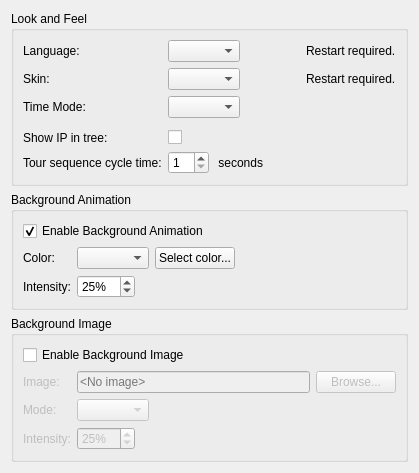
This is client/src/ui/widgets/settings/look_and_feel_preferences_widget.ui in networkoptix/nx_open as Qt 5 draws it before an edit. The edited form follows.
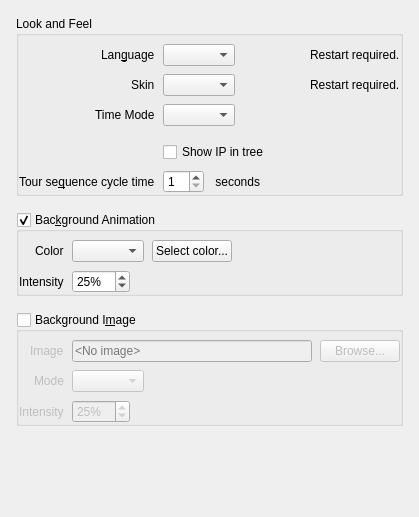
This is the edited form. Custom widgets are drawn as their Qt base class.

The edit to the form file:
```diff
--- a/client/src/ui/widgets/settings/look_and_feel_preferences_widget.ui
+++ b/client/src/ui/widgets/settings/look_and_feel_preferences_widget.ui
@@ -7,80 +7,99 @@
     <x>0</x>
     <y>0</y>
     <width>419</width>
-    <height>472</height>
+    <height>517</height>
    </rect>
   </property>
   <property name="windowTitle">
    <string/>
   </property>
   <layout class="QVBoxLayout" name="verticalLayout_3">
+   <property name="spacing">
+    <number>16</number>
+   </property>
+   <property name="leftMargin">
+    <number>16</number>
+   </property>
+   <property name="topMargin">
+    <number>16</number>
+   </property>
+   <property name="rightMargin">
+    <number>16</number>
+   </property>
+   <property name="bottomMargin">
+    <number>0</number>
+   </property>
    <item>
     <widget class="QGroupBox" name="lookAndFeelGroupBox">
      <property name="title">
       <string>Look and Feel</string>
      </property>
-     <layout class="QGridLayout" name="gridLayout">
-      <item row="2" column="1">
-       <layout class="QHBoxLayout" name="horizontalLayout_6">
-        <item>
-         <widget class="QComboBox" name="timeModeComboBox"/>
-        </item>
-        <item>
-         <spacer name="horizontalSpacer">
-          <property name="orientation">
-           <enum>Qt::Horizontal</enum>
-          </property>
-          <property name="sizeHint" stdset="0">
-           <size>
-            <width>40</width>
-            <height>20</height>
-           </size>
-          </property>
-         </spacer>
-        </item>
-       </layout>
-      </item>
-      <item row="2" column="0">
-       <widget class="QLabel" name="timeModeLabel">
-        <property name="text">
-         <string>Time Mode:</string>
-        </property>
-       </widget>
-      </item>
+     <property name="flat">
+      <bool>true</bool>
+     </property>
+     <layout class="QFormLayout" name="formLayout">
+      <property name="labelAlignment">
+       <set>Qt::AlignRight|Qt::AlignTrailing|Qt::AlignVCenter</set>
+      </property>
+      <property name="horizontalSpacing">
+       <number>8</number>
+      </property>
+      <property name="verticalSpacing">
+       <number>8</number>
+      </property>
+      <property name="leftMargin">
+       <number>0</number>
+      </property>
+      <property name="topMargin">
+       <number>8</number>
+      </property>
+      <property name="rightMargin">
+       <number>0</number>
+      </property>
+      <property name="bottomMargin">
+       <number>0</number>
+      </property>
       <item row="0" column="0">
        <widget class="QLabel" name="languageLabel">
         <property name="text">
-         <string>Language:</string>
+         <string>Lan&amp;guage</string>
         </property>
         <property name="buddy">
          <cstring>languageComboBox</cstring>
         </property>
        </widget>
       </item>
-      <item row="4" column="0">
-       <widget class="QLabel" name="showIpInTreeLabel">
+      <item row="0" column="1">
+       <layout class="QHBoxLayout" name="horizontalLayout_7">
+        <item>
+         <widget class="QComboBox" name="languageComboBox"/>
+        </item>
+        <item>
+         <spacer name="horizontalSpacer_3">
+          <property name="orientation">
+           <enum>Qt::Horizontal</enum>
+          </property>
+          <property name="sizeHint" stdset="0">
+           <size>
+            <width>40</width>
+            <height>20</height>
+           </size>
+          </property>
+         </spacer>
+        </item>
+        <item>
+         <widget class="QLabel" name="languageWarningLabel">
         <property name="text">
-         <string>Show IP in tree:</string>
-        </property>
-        <property name="buddy">
-         <cstring>showIpInTreeCheckBox</cstring>
-        </property>
-       </widget>
+           <string>Restart required.</string>
+          </property>
+         </widget>
+        </item>
+       </layout>
       </item>
       <item row="1" column="0">
        <widget class="QLabel" name="skinLabel">
         <property name="text">
-         <string>Skin:</string>
-        </property>
-       </widget>
-      </item>
-      <item row="5" column="0">
-       <widget class="QLabel" name="tourCycleTimeLabel">
-        <property name="text">
-         <string>Tour sequence cycle time:</string>
-        </property>
-        <property name="buddy">
-         <cstring>tourCycleTimeSpinBox</cstring>
+         <string>Skin</string>
         </property>
        </widget>
       </item>
@@ -111,6 +130,53 @@
         </item>
        </layout>
       </item>
+      <item row="2" column="0">
+       <widget class="QLabel" name="timeModeLabel">
+        <property name="text">
+         <string>Time Mode</string>
+        </property>
+       </widget>
+      </item>
+      <item row="2" column="1">
+       <layout class="QHBoxLayout" name="horizontalLayout_6">
+        <item>
+         <widget class="QComboBox" name="timeModeComboBox"/>
+        </item>
+        <item>
+         <spacer name="horizontalSpacer">
+          <property name="orientation">
+           <enum>Qt::Horizontal</enum>
+          </property>
+          <property name="sizeHint" stdset="0">
+           <size>
+            <width>40</width>
+            <height>20</height>
+           </size>
+          </property>
+         </spacer>
+        </item>
+       </layout>
+      </item>
+      <item row="3" column="1">
+       <widget class="QnWordWrappedLabel" name="timeModeWarningLabel" native="true"/>
+      </item>
+      <item row="4" column="1">
+       <widget class="QCheckBox" name="showIpInTreeCheckBox">
+        <property name="text">
+         <string>Show IP in tree</string>
+        </property>
+       </widget>
+      </item>
+      <item row="5" column="0">
+       <widget class="QLabel" name="tourCycleTimeLabel">
+        <property name="text">
+         <string>Tour se&amp;quence cycle time</string>
+        </property>
+        <property name="buddy">
+         <cstring>tourCycleTimeSpinBox</cstring>
+        </property>
+       </widget>
+      </item>
       <item row="5" column="1">
        <layout class="QHBoxLayout" name="horizontalLayout_4" stretch="0,1">
         <item>
@@ -129,70 +195,35 @@
         </item>
        </layout>
       </item>
-      <item row="0" column="1">
-       <layout class="QHBoxLayout" name="horizontalLayout_7">
-        <item>
-         <widget class="QComboBox" name="languageComboBox"/>
-        </item>
-        <item>
-         <spacer name="horizontalSpacer_3">
-          <property name="orientation">
-           <enum>Qt::Horizontal</enum>
-          </property>
-          <property name="sizeHint" stdset="0">
-           <size>
-            <width>40</width>
-            <height>20</height>
-           </size>
-          </property>
-         </spacer>
-        </item>
-        <item>
-         <widget class="QLabel" name="languageWarningLabel">
-          <property name="text">
-           <string>Restart required.</string>
-          </property>
-         </widget>
-        </item>
-       </layout>
-      </item>
-      <item row="4" column="1">
-       <widget class="QCheckBox" name="showIpInTreeCheckBox">
-        <property name="text">
-         <string/>
-        </property>
-       </widget>
-      </item>
-      <item row="3" column="1">
-       <widget class="QnWordWrappedLabel" name="timeModeWarningLabel" native="true"/>
-      </item>
      </layout>
     </widget>
    </item>
    <item>
     <widget class="QGroupBox" name="animationGroupBox">
      <property name="title">
-      <string>Background Animation</string>
+      <string>Bac&amp;kground Animation</string>
      </property>
-     <layout class="QVBoxLayout" name="verticalLayout">
-      <item>
-       <widget class="QCheckBox" name="animationEnabledCheckBox">
-        <property name="text">
-         <string>Enable Background Animation</string>
-        </property>
-        <property name="checked">
+     <property name="flat">
+      <bool>true</bool>
+     </property>
+     <property name="checkable">
          <bool>true</bool>
         </property>
-       </widget>
-      </item>
-      <item>
-       <widget class="QWidget" name="animationWidget" native="true">
-        <layout class="QGridLayout" name="gridLayout_4">
+     <layout class="QFormLayout" name="formLayout_2">
+      <property name="labelAlignment">
+       <set>Qt::AlignRight|Qt::AlignTrailing|Qt::AlignVCenter</set>
+      </property>
+      <property name="horizontalSpacing">
+       <number>8</number>
+      </property>
+      <property name="verticalSpacing">
+       <number>8</number>
+      </property>
          <property name="leftMargin">
           <number>0</number>
          </property>
          <property name="topMargin">
-          <number>0</number>
+       <number>8</number>
          </property>
          <property name="rightMargin">
           <number>0</number>
@@ -203,7 +234,7 @@
          <item row="0" column="0">
           <widget class="QLabel" name="animationColorLabel">
            <property name="text">
-            <string>Color:</string>
+         <string>Color</string>
            </property>
           </widget>
          </item>
@@ -237,7 +268,7 @@
          <item row="1" column="0">
           <widget class="QLabel" name="animationOpacityLabel">
            <property name="text">
-            <string>Intensity:</string>
+         <string>Intensity</string>
            </property>
           </widget>
          </item>
@@ -277,33 +308,35 @@
         </layout>
        </widget>
       </item>
-     </layout>
-    </widget>
-   </item>
    <item>
     <widget class="QGroupBox" name="imageGroupBox">
      <property name="title">
-      <string>Background Image</string>
+      <string>Background I&amp;mage</string>
      </property>
-     <layout class="QVBoxLayout" name="verticalLayout_2">
-      <item>
-       <widget class="QCheckBox" name="imageEnabledCheckBox">
-        <property name="text">
-         <string>Enable Background Image</string>
-        </property>
-       </widget>
-      </item>
-      <item>
-       <widget class="QWidget" name="imageWidget" native="true">
-        <property name="enabled">
+     <property name="flat">
+      <bool>true</bool>
+     </property>
+     <property name="checkable">
+      <bool>true</bool>
+     </property>
+     <property name="checked">
          <bool>false</bool>
         </property>
-        <layout class="QGridLayout" name="gridLayout_2">
+     <layout class="QFormLayout" name="formLayout_3">
+      <property name="labelAlignment">
+       <set>Qt::AlignRight|Qt::AlignTrailing|Qt::AlignVCenter</set>
+      </property>
+      <property name="horizontalSpacing">
+       <number>8</number>
+      </property>
+      <property name="verticalSpacing">
+       <number>8</number>
+      </property>
          <property name="leftMargin">
           <number>0</number>
          </property>
          <property name="topMargin">
-          <number>0</number>
+       <number>8</number>
          </property>
          <property name="rightMargin">
           <number>0</number>
@@ -314,7 +347,7 @@
          <item row="0" column="0">
           <widget class="QLabel" name="imageNameLabel">
            <property name="text">
-            <string>Image:</string>
+         <string>Image</string>
            </property>
           </widget>
          </item>
@@ -339,6 +372,13 @@
            </item>
           </layout>
          </item>
+      <item row="1" column="0">
+       <widget class="QLabel" name="imageModeLabel">
+        <property name="text">
+         <string>Mode</string>
+        </property>
+       </widget>
+      </item>
          <item row="1" column="1">
           <layout class="QHBoxLayout" name="horizontalLayout_2">
            <item>
@@ -359,17 +399,10 @@
            </item>
           </layout>
          </item>
-         <item row="1" column="0">
-          <widget class="QLabel" name="imageModeLabel">
-           <property name="text">
-            <string>Mode:</string>
-           </property>
-          </widget>
-         </item>
          <item row="2" column="0">
           <widget class="QLabel" name="imageOpacityLabel">
            <property name="text">
-            <string>Intensity:</string>
+         <string>Intensity</string>
            </property>
           </widget>
          </item>
@@ -409,9 +442,6 @@
         </layout>
        </widget>
       </item>
-     </layout>
-    </widget>
-   </item>
    <item>
     <spacer name="verticalSpacer">
      <property name="orientation">
```
Left out of the diff: 2 changed lines with no effect on the pictures. Lines whose indentation alone changed are shown as unchanged.
